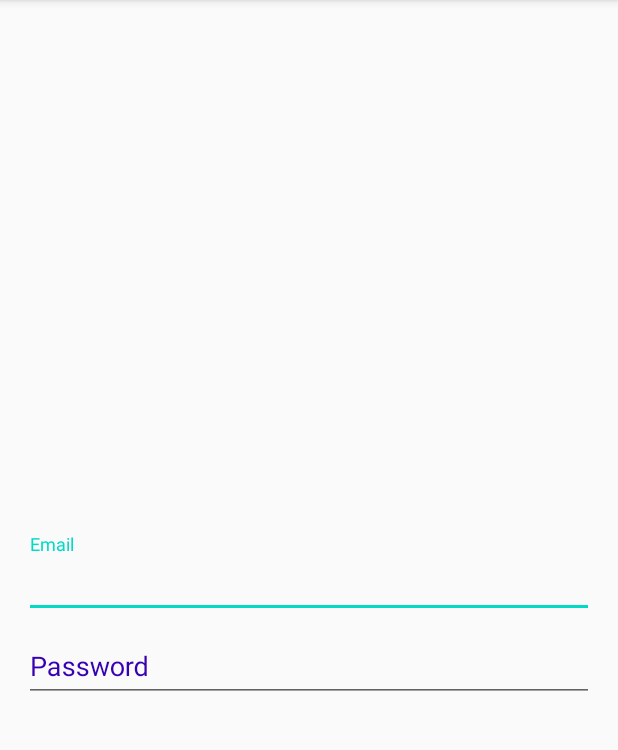
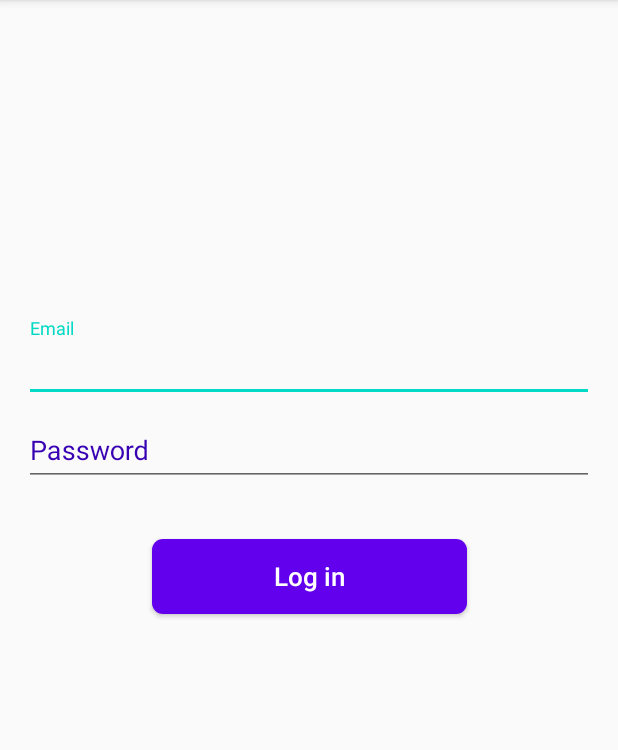
Before and after one commit to fredeborras/frede360, an Android app: the screen it shows after launch (LoginActivity), on a phone screen of 412 x 824 dp, the part 84-834 px from its top. Run offline under Robolectric (Android 15) with nearby library versions, the phone set to English and light mode, and no system bars.

Commit message:
Feature: Login - Adding Login Button

```diff
--- a/app/src/main/res/layout/activity_login.xml
+++ b/app/src/main/res/layout/activity_login.xml
@@ -17,8 +17,7 @@
             android:layout_height="wrap_content"
             android:hint="@string/email"
             android:textColorHint="@color/colorPrimaryDark"
-            app:layout_constraintBottom_toBottomOf="parent"
-            app:layout_constraintTop_toTopOf="parent">
+            app:layout_constraintBottom_toTopOf="@id/pwdContainer">
 
             <com.google.android.material.textfield.TextInputEditText
                 android:id="@+id/mailField"
@@ -35,9 +34,10 @@
             android:id="@+id/pwdContainer"
             android:layout_width="match_parent"
             android:layout_height="wrap_content"
+            android:layout_marginBottom="30dp"
             android:hint="@string/password"
             android:textColorHint="@color/colorPrimaryDark"
-            app:layout_constraintTop_toBottomOf="@id/mailContainer">
+            app:layout_constraintBottom_toTopOf="@id/loginBtn">
 
             <com.google.android.material.textfield.TextInputEditText
                 android:id="@+id/pwdField"
@@ -50,6 +50,16 @@
 
         </com.google.android.material.textfield.TextInputLayout>
 
+        <com.frede360.app.commons.ui.Frede360Button
+            android:id="@+id/loginBtn"
+            android:layout_width="wrap_content"
+            android:layout_height="wrap_content"
+            app:frede360_text="@string/login_in"
+            app:layout_constraintBottom_toBottomOf="parent"
+            app:layout_constraintLeft_toLeftOf="parent"
+            app:layout_constraintRight_toRightOf="parent"
+            app:layout_constraintTop_toTopOf="parent" />
+
     </androidx.constraintlayout.widget.ConstraintLayout>
 
 </androidx.core.widget.NestedScrollView>
--- a/app/src/main/res/values/strings.xml
+++ b/app/src/main/res/values/strings.xml
@@ -2,4 +2,5 @@
     <string name="app_name">Frede360</string>
     <string name="email">Email</string>
     <string name="password">Password</string>
+    <string name="login_in">Log in</string>
 </resources>
```
